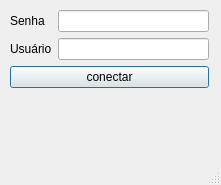
Above: janelalogin.ui from exiele/MIM before the change. Below: the same form after it.
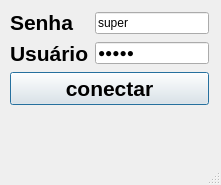
That is the form after the change.

```diff
--- a/janelalogin.ui
+++ b/janelalogin.ui
@@ -20,7 +20,7 @@
       <x>10</x>
       <y>10</y>
       <width>199</width>
-      <height>144</height>
+      <height>156</height>
      </rect>
     </property>
     <layout class="QVBoxLayout" name="verticalLayout_4">
@@ -32,6 +32,13 @@
           <layout class="QVBoxLayout" name="verticalLayout_2">
            <item>
             <widget class="QLabel" name="label_2">
+             <property name="font">
+              <font>
+               <pointsize>16</pointsize>
+               <weight>75</weight>
+               <bold>true</bold>
+              </font>
+             </property>
              <property name="text">
               <string>Senha</string>
              </property>
@@ -39,6 +46,13 @@
            </item>
            <item>
             <widget class="QLabel" name="label">
+             <property name="font">
+              <font>
+               <pointsize>16</pointsize>
+               <weight>75</weight>
+               <bold>true</bold>
+              </font>
+             </property>
              <property name="text">
               <string>Usuário</string>
              </property>
@@ -49,10 +63,17 @@
          <item>
           <layout class="QVBoxLayout" name="verticalLayout">
            <item>
-            <widget class="QLineEdit" name="user"/>
+            <widget class="QLineEdit" name="user">
+             <property name="text">
+              <string>super</string>
+             </property>
+            </widget>
            </item>
            <item>
             <widget class="QLineEdit" name="passwd">
+             <property name="text">
+              <string>super</string>
+             </property>
              <property name="echoMode">
               <enum>QLineEdit::Password</enum>
              </property>
@@ -66,6 +87,13 @@
         <layout class="QHBoxLayout" name="horizontalLayout">
          <item>
           <widget class="QPushButton" name="botao_conectar">
+           <property name="font">
+            <font>
+             <pointsize>16</pointsize>
+             <weight>75</weight>
+             <bold>true</bold>
+            </font>
+           </property>
            <property name="text">
             <string>conectar</string>
            </property>
```
